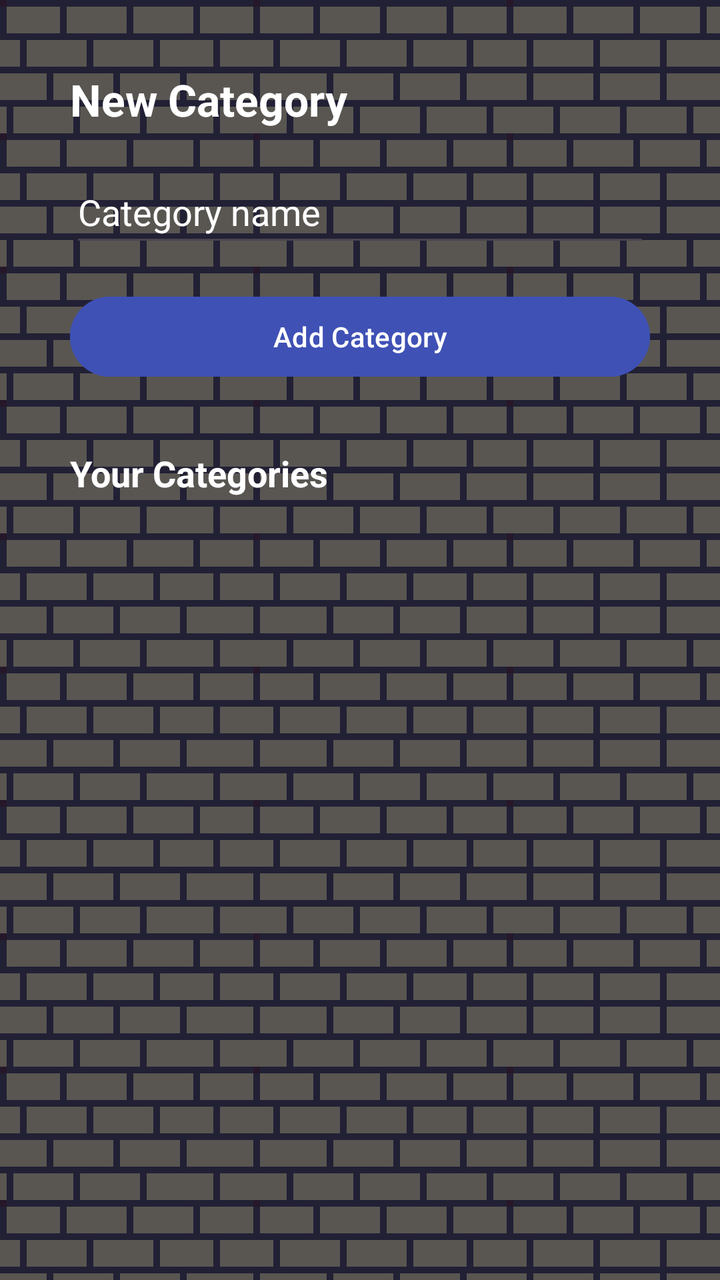
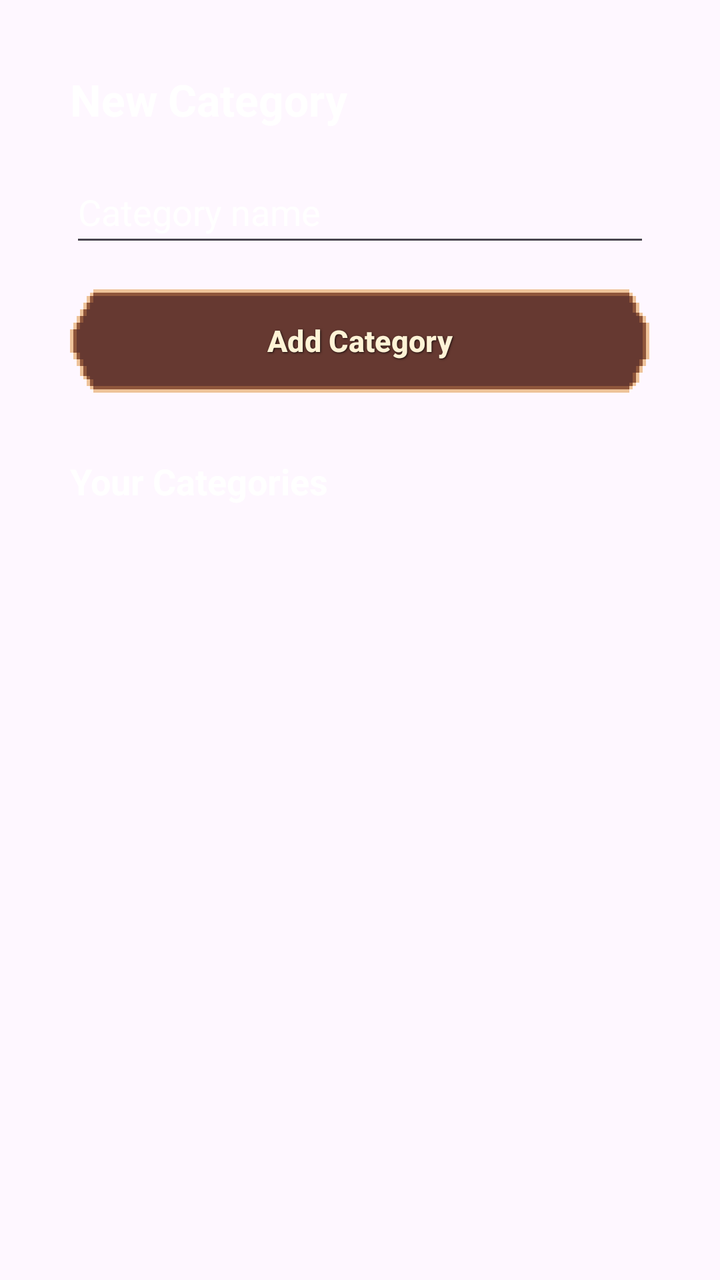

Screens rendered from an Android XML layout before and after an edit, with the pre-edit source and the edit as a unified diff.
<!-- AndroidManifest.xml: application theme Theme.WardensVault -->
<!-- res/layout/activity_create_category.xml -->
<?xml version="1.0" encoding="utf-8"?>
<LinearLayout xmlns:android="http://schemas.android.com/apk/res/android"
    xmlns:tools="http://schemas.android.com/tools"
    android:id="@+id/main"
    android:layout_width="match_parent"
    android:layout_height="match_parent"
    android:background="@drawable/ic_wall"
    android:orientation="vertical"
    android:padding="35dp"
    tools:context=".CreateCategoryActivity">

    <TextView
        android:layout_width="wrap_content"
        android:layout_height="wrap_content"
        android:text="New Category"
        android:textColor="#FFFFFF"
        android:textSize="22sp"
        android:textStyle="bold" />

    <EditText
        android:id="@+id/etCategoryName"
        android:layout_width="match_parent"
        android:layout_height="48dp"
        android:layout_marginTop="16dp"
        android:hint="Category name"
        android:inputType="text"
        android:textColor="@color/white"
        android:textColorHighlight="@color/white"
        android:textColorHint="@color/white" />

    <Button
        android:id="@+id/btnAddCategory"
        android:layout_width="match_parent"
        android:layout_height="wrap_content"
        android:layout_marginTop="16dp"
        android:backgroundTint="#3F51B5"
        android:text="Add Category" />

    <TextView
        android:layout_width="wrap_content"
        android:layout_height="wrap_content"
        android:layout_marginTop="32dp"
        android:text="Your Categories"
        android:textColor="#FFFFFF"
        android:textSize="18sp"
        android:textStyle="bold" />

    <ListView
        android:id="@+id/lvCategories"
        android:layout_width="match_parent"
        android:layout_height="0dp"
        android:layout_marginTop="8dp"
        android:layout_weight="1" />

</LinearLayout>
<!-- resources referenced by this layout -->
<resources>
  <color name="white">#FFFFFFFF</color>
  <!-- drawable ic_wall: png bitmap (drawable, 14575 bytes) -->
  <style name="Theme.WardensVault" parent="Base.Theme.WardensVault" />
  <style name="Base.Theme.WardensVault" parent="Theme.Material3.DayNight.NoActionBar">
          
          
      </style>
</resources>

<!-- the commit's change to res/layout/activity_create_category.xml (unified diff, before → after) -->
@@ -4,7 +4,6 @@
     android:id="@+id/main"
     android:layout_width="match_parent"
     android:layout_height="match_parent"
-    android:background="@drawable/ic_wall"
     android:orientation="vertical"
     android:padding="35dp"
     tools:context=".CreateCategoryActivity">
@@ -33,7 +32,7 @@
         android:layout_width="match_parent"
         android:layout_height="wrap_content"
         android:layout_marginTop="16dp"
-        android:backgroundTint="#3F51B5"
+        style="@style/ActionButton"
         android:text="Add Category" />
 
     <TextView
<!-- resource entries referenced after the edit -->
@@ -1,8 +1,23 @@
 <!-- resources referenced by this layout -->
 <resources>
   <color name="white">#FFFFFFFF</color>
-  <!-- drawable ic_wall: png bitmap (drawable, 14575 bytes) -->
+  <style name="ActionButton" parent="Widget.Material3.Button">
+          <item name="android:layout_width">match_parent</item>
+          <item name="android:layout_height">wrap_content</item>
+          <item name="android:layout_marginTop">8dp</item>
+          <item name="android:minHeight">52dp</item>
+          <item name="android:background">@drawable/btn_pill</item>
+          <item name="backgroundTint">@null</item>
+          <item name="android:textColor">#FFF3D6</item>
+          <item name="android:textStyle">bold</item>
+          <item name="android:textSize">15sp</item>
+          <item name="android:shadowColor">#CC000000</item>
+          <item name="android:shadowDx">1</item>
+          <item name="android:shadowDy">1</item>
+          <item name="android:shadowRadius">2</item>
+      </style>
   <style name="Theme.WardensVault" parent="Base.Theme.WardensVault" />
+  <!-- drawable btn_pill: png bitmap (drawable-nodpi, 847 bytes) -->
   <style name="Base.Theme.WardensVault" parent="Theme.Material3.DayNight.NoActionBar">
           
           
